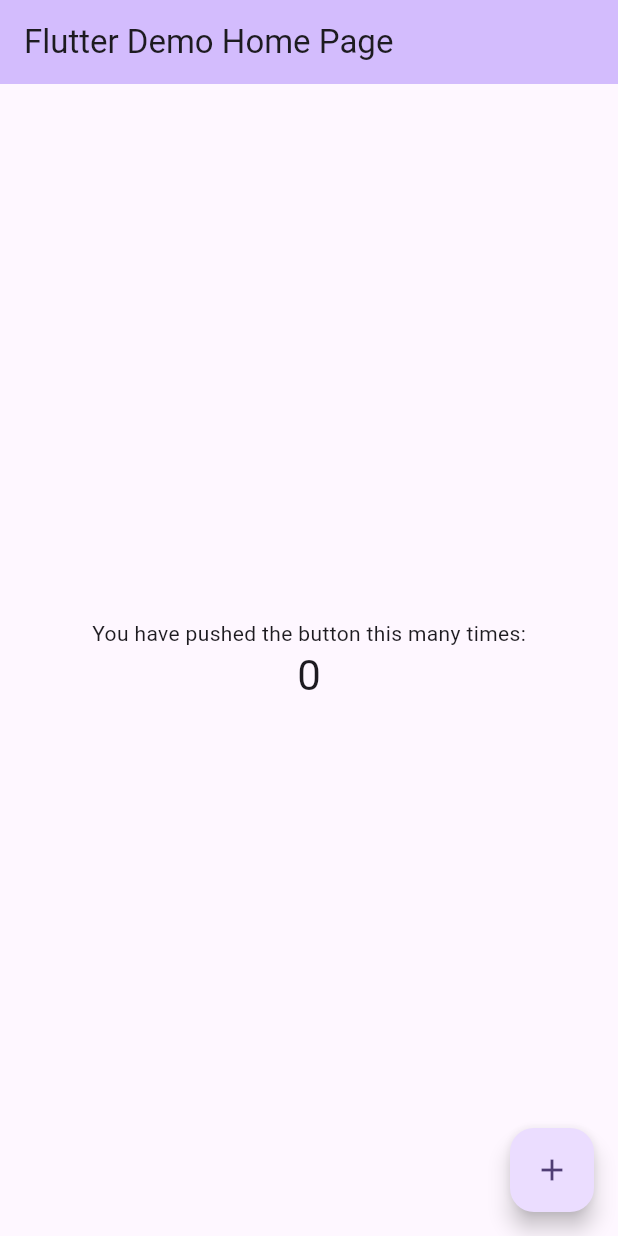
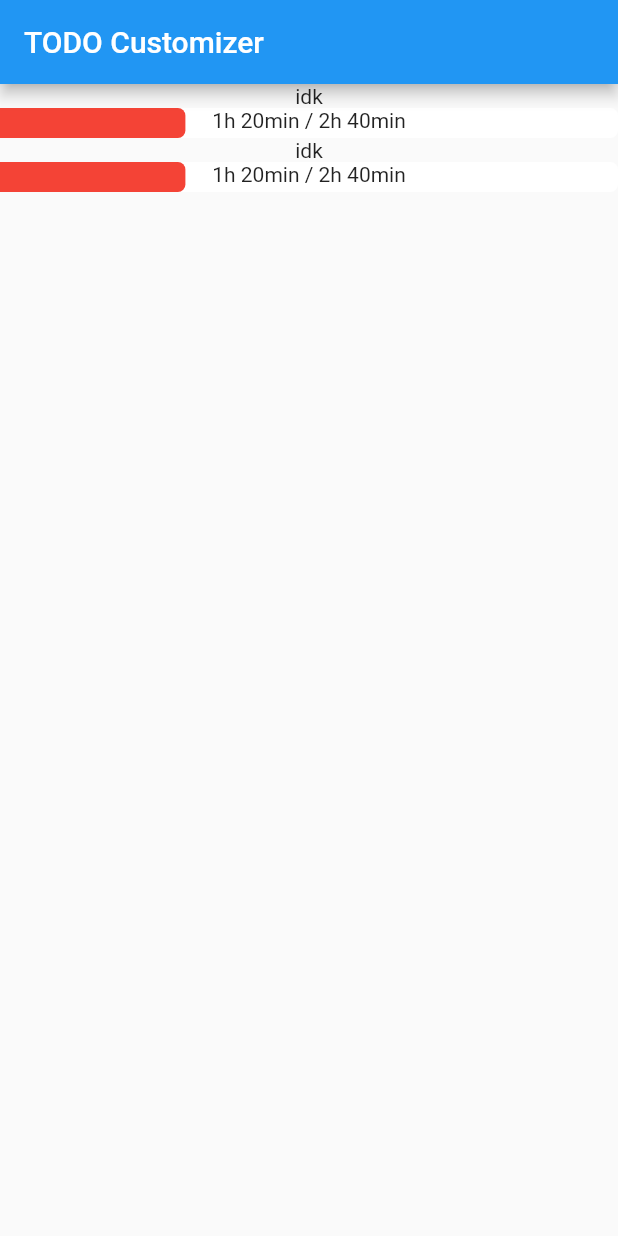
Before and after one commit to aliRjx/todo-customizer, a Flutter app: the screen it shows after launch, on a phone screen of 412 x 824 dp. Run offline on Flutter 3.47's test engine with Material 2 defaults, Android fonts, the light colour scheme and no system bars.

Commit message:
Todo Widget Template

```diff
--- a/lib/main.dart
+++ b/lib/main.dart
@@ -1,125 +1,43 @@
 import 'package:flutter/material.dart';
+import 'package:todo_customizer/todo.dart';
 
 void main() {
-  runApp(const MyApp());
+  return runApp(TodoCustomizer());
 }
 
-class MyApp extends StatelessWidget {
-  const MyApp({super.key});
+class TodoCustomizer extends StatelessWidget {
+  TodoCustomizer({super.key});
 
-  // This widget is the root of your application.
+  final List todos = [
+    {
+      "percent": 0.3,
+      "spent": "1h 20min",
+      "title": "idk",
+      "total": "2h 40min",
+    },
+    {
+      "percent": 0.3,
+      "spent": "1h 20min",
+      "title": "idk",
+      "total": "2h 40min",
+    },
+  ];
   @override
   Widget build(BuildContext context) {
     return MaterialApp(
-      title: 'Flutter Demo',
-      theme: ThemeData(
-        // This is the theme of your application.
-        //
-        // TRY THIS: Try running your application with "flutter run". You'll see
-        // the application has a blue toolbar. Then, without quitting the app,
-        // try changing the seedColor in the colorScheme below to Colors.green
-        // and then invoke "hot reload" (save your changes or press the "hot
-        // reload" button in a Flutter-supported IDE, or press "r" if you used
-        // the command line to start the app).
-        //
-        // Notice that the counter didn't reset back to zero; the application
-        // state is not lost during the reload. To reset the state, use hot
-        // restart instead.
-        //
-        // This works for code too, not just values: Most code changes can be
-        // tested with just a hot reload.
-        colorScheme: ColorScheme.fromSeed(seedColor: Colors.deepPurple),
-        useMaterial3: true,
-      ),
-      home: const MyHomePage(title: 'Flutter Demo Home Page'),
+      home: Scaffold(
+          appBar: AppBar(
+            title: const Text("TODO Customizer"),
+          ),
+          body: Column(
+            children: todos
+                .map((todo) => Todo(
+                    title: todo["title"],
+                    spent: todo["spent"],
+                    total: todo["total"],
+                    percent: todo["percent"]))
+                .toList(),
+          )),
     );
   }
 }
-
-class MyHomePage extends StatefulWidget {
-  const MyHomePage({super.key, required this.title});
-
-  // This widget is the home page of your application. It is stateful, meaning
-  // that it has a State object (defined below) that contains fields that affect
-  // how it looks.
-
-  // This class is the configuration for the state. It holds the values (in this
-  // case the title) provided by the parent (in this case the App widget) and
-  // used by the build method of the State. Fields in a Widget subclass are
-  // always marked "final".
-
-  final String title;
-
-  @override
-  State<MyHomePage> createState() => _MyHomePageState();
-}
-
-class _MyHomePageState extends State<MyHomePage> {
-  int _counter = 0;
-
-  void _incrementCounter() {
-    setState(() {
-      // This call to setState tells the Flutter framework that something has
-      // changed in this State, which causes it to rerun the build method below
-      // so that the display can reflect the updated values. If we changed
-      // _counter without calling setState(), then the build method would not be
-      // called again, and so nothing would appear to happen.
-      _counter++;
-    });
-  }
-
-  @override
-  Widget build(BuildContext context) {
-    // This method is rerun every time setState is called, for instance as done
-    // by the _incrementCounter method above.
-    //
-    // The Flutter framework has been optimized to make rerunning build methods
-    // fast, so that you can just rebuild anything that needs updating rather
-    // than having to individually change instances of widgets.
-    return Scaffold(
-      appBar: AppBar(
-        // TRY THIS: Try changing the color here to a specific color (to
-        // Colors.amber, perhaps?) and trigger a hot reload to see the AppBar
-        // change color while the other colors stay the same.
-        backgroundColor: Theme.of(context).colorScheme.inversePrimary,
-        // Here we take the value from the MyHomePage object that was created by
-        // the App.build method, and use it to set our appbar title.
-        title: Text(widget.title),
-      ),
-      body: Center(
-        // Center is a layout widget. It takes a single child and positions it
-        // in the middle of the parent.
-        child: Column(
-          // Column is also a layout widget. It takes a list of children and
-          // arranges them vertically. By default, it sizes itself to fit its
-          // children horizontally, and tries to be as tall as its parent.
-          //
-          // Column has various properties to control how it sizes itself and
-          // how it positions its children. Here we use mainAxisAlignment to
-          // center the children vertically; the main axis here is the vertical
-          // axis because Columns are vertical (the cross axis would be
-          // horizontal).
-          //
-          // TRY THIS: Invoke "debug painting" (choose the "Toggle Debug Paint"
-          // action in the IDE, or press "p" in the console), to see the
-          // wireframe for each widget.
-          mainAxisAlignment: MainAxisAlignment.center,
-          children: <Widget>[
-            const Text(
-              'You have pushed the button this many times:',
-            ),
-            Text(
-              '$_counter',
-              style: Theme.of(context).textTheme.headlineMedium,
-            ),
-          ],
-        ),
-      ),
-      floatingActionButton: FloatingActionButton(
-        onPressed: _incrementCounter,
-        tooltip: 'Increment',
-        child: const Icon(Icons.add),
-      ), // This trailing comma makes auto-formatting nicer for build methods.
-    );
-  }
-}
--- /dev/null
+++ b/lib/todo.dart
@@ -0,0 +1,41 @@
+import 'package:flutter/material.dart';
+
+class Todo extends StatelessWidget {
+  final String title, spent, total;
+  final double percent;
+  Todo(
+      {super.key,
+      required this.title,
+      required this.spent,
+      required this.total,
+      required this.percent});
+
+  @override
+  Widget build(BuildContext context) {
+    return Column(
+      children: [
+        Text(title),
+        Stack(
+          children: <Widget>[
+            Container(
+              height: 20,
+              child: LinearProgressIndicator(
+                value: percent,
+                backgroundColor: Colors.white,
+                valueColor: const AlwaysStoppedAnimation<Color>(Colors.red),
+                borderRadius: const BorderRadius.only(
+                  topRight: Radius.circular(5),
+                  bottomRight: Radius.circular(5),
+                ),
+              ),
+            ),
+            Align(
+              alignment: Alignment.topCenter,
+              child: Text("${spent} / ${total}"),
+            ),
+          ],
+        ),
+      ],
+    );
+  }
+}
--- a/pubspec.yaml
+++ b/pubspec.yaml
@@ -30,6 +30,7 @@ environment:
 dependencies:
   flutter:
     sdk: flutter
+  percent_indicator: ^4.2.3
 
 
   # The following adds the Cupertino Icons font to your application.
@@ -45,7 +46,7 @@ dev_dependencies:
   # activated in the `analysis_options.yaml` file located at the root of your
   # package. See that file for information about deactivating specific lint
   # rules and activating additional ones.
-  flutter_lints: ^2.0.0
+  flutter_lints: ^3.0.0
 
 # For information on the generic Dart part of this file, see the
 # following page: https://dart.dev/tools/pub/pubspec
```
Also changed, not shown: pubspec.lock.
